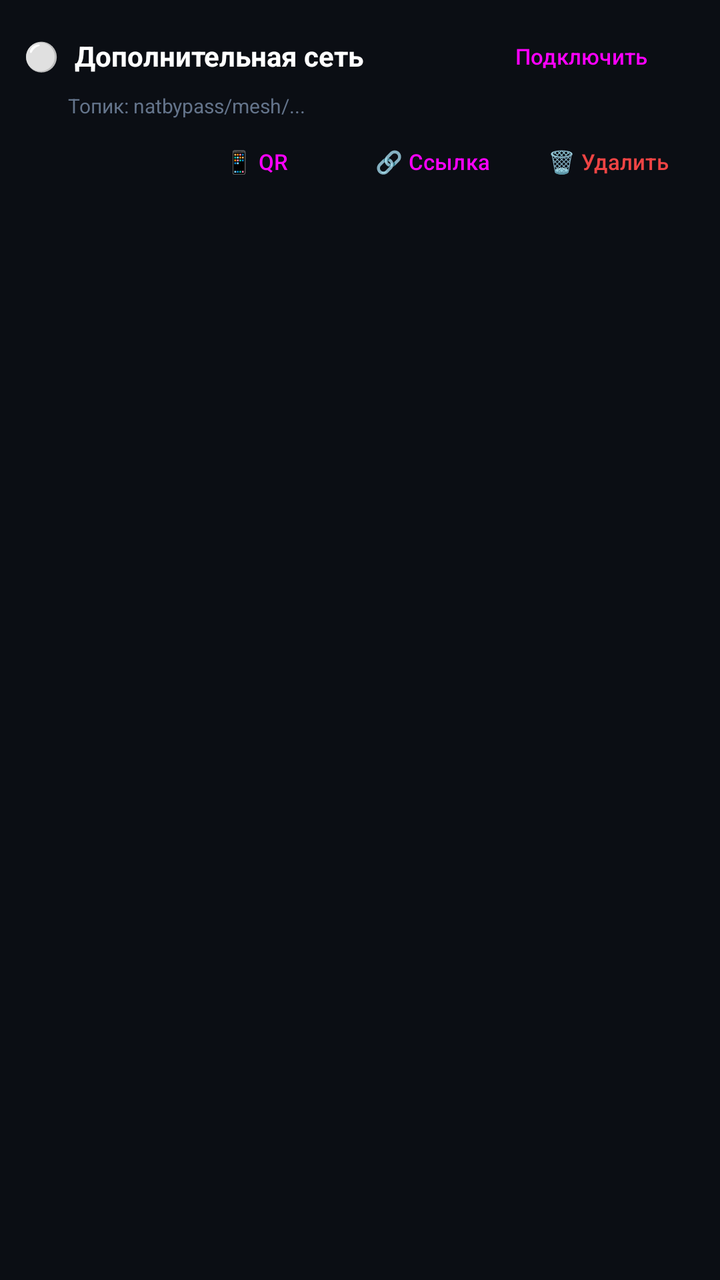
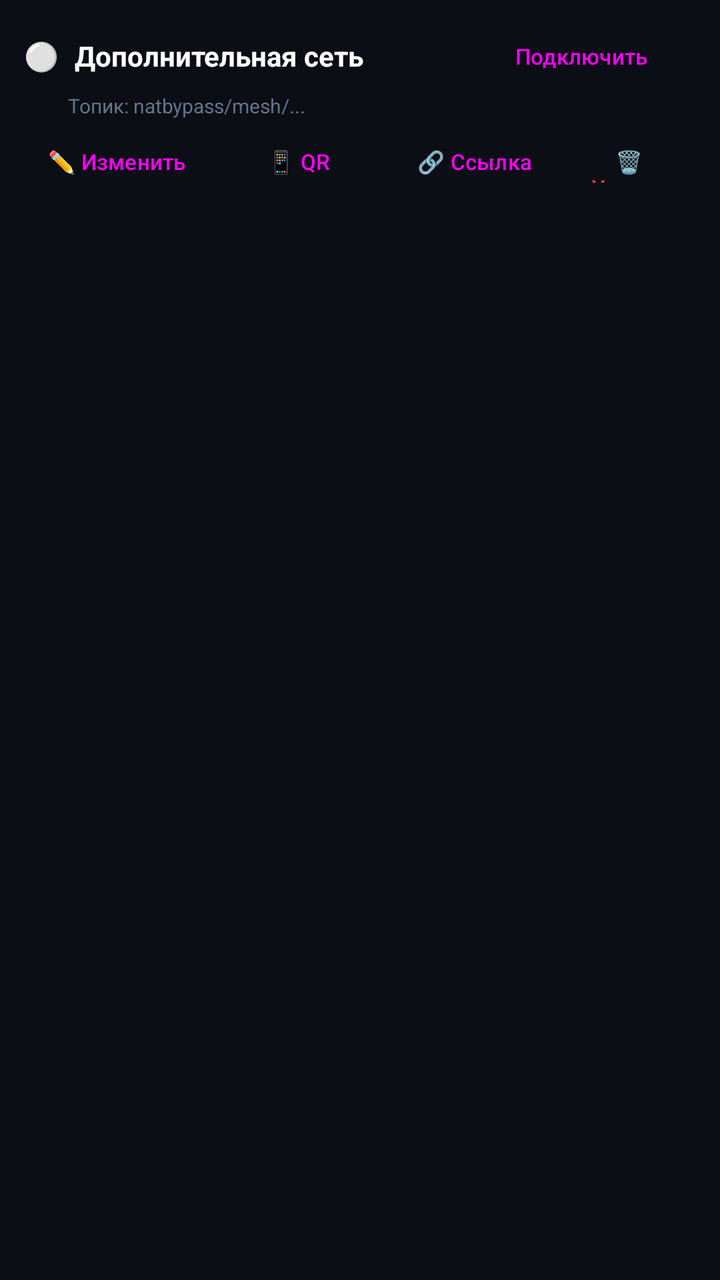

The first picture is an Android layout as it rendered before a commit; the second is the same layout after the commit. The layout source and the unified diff follow.
<!-- AndroidManifest.xml: application theme Theme.NatBypass -->
<!-- res/layout/item_profile.xml -->
<?xml version="1.0" encoding="utf-8"?>
<LinearLayout xmlns:android="http://schemas.android.com/apk/res/android"
    xmlns:app="http://schemas.android.com/apk/res-auto"
    android:layout_width="match_parent"
    android:layout_height="wrap_content"
    android:layout_marginBottom="8dp"
    android:background="@drawable/bg_card_peer"
    android:orientation="vertical"
    android:padding="12dp">

    <LinearLayout
        android:layout_width="match_parent"
        android:layout_height="wrap_content"
        android:gravity="center_vertical"
        android:orientation="horizontal">

        <TextView
            android:id="@+id/tvProfileRadio"
            android:layout_width="wrap_content"
            android:layout_height="wrap_content"
            android:text="⚪"
            android:textSize="14sp" />

        <TextView
            android:id="@+id/tvProfileName"
            android:layout_width="0dp"
            android:layout_height="wrap_content"
            android:layout_marginStart="8dp"
            android:layout_weight="1"
            android:ellipsize="end"
            android:maxLines="1"
            android:text="Дополнительная сеть"
            android:textColor="@color/text_primary"
            android:textSize="14sp"
            android:textStyle="bold" />

        <Button
            android:id="@+id/btnProfileSwitch"
            style="@style/Widget.Material3.Button.TonalButton"
            android:layout_width="wrap_content"
            android:layout_height="32dp"
            android:insetTop="0dp"
            android:insetBottom="0dp"
            android:paddingStart="10dp"
            android:paddingEnd="10dp"
            android:text="Подключить"
            android:textSize="11sp" />
    </LinearLayout>

    <TextView
        android:id="@+id/tvProfileTopic"
        android:layout_width="match_parent"
        android:layout_height="wrap_content"
        android:layout_marginStart="22dp"
        android:layout_marginTop="2dp"
        android:ellipsize="middle"
        android:maxLines="1"
        android:text="Топик: natbypass/mesh/..."
        android:textColor="@color/text_muted"
        android:textSize="10sp" />

    <LinearLayout
        android:layout_width="match_parent"
        android:layout_height="wrap_content"
        android:layout_marginTop="6dp"
        android:gravity="end"
        android:orientation="horizontal">

        <Button
            android:id="@+id/btnProfileQR"
            style="@style/Widget.Material3.Button.TextButton"
            android:layout_width="wrap_content"
            android:layout_height="30dp"
            android:insetTop="0dp"
            android:insetBottom="0dp"
            android:text="📱 QR"
            android:textSize="11sp" />

        <Button
            android:id="@+id/btnProfileShare"
            style="@style/Widget.Material3.Button.TextButton"
            android:layout_width="wrap_content"
            android:layout_height="30dp"
            android:insetTop="0dp"
            android:insetBottom="0dp"
            android:text="🔗 Ссылка"
            android:textSize="11sp" />

        <Button
            android:id="@+id/btnProfileDelete"
            style="@style/Widget.Material3.Button.TextButton"
            android:layout_width="wrap_content"
            android:layout_height="30dp"
            android:insetTop="0dp"
            android:insetBottom="0dp"
            android:text="🗑️ Удалить"
            android:textColor="@color/red_bright"
            android:textSize="11sp" />
    </LinearLayout>
</LinearLayout>
<!-- resources referenced by this layout -->
<resources>
  <color name="red_bright">#EF4444</color>
  <color name="text_muted">#64748B</color>
  <color name="text_primary">#FFFFFF</color>
  <style name="Theme.NatBypass" parent="Theme.Material3.Dark.NoActionBar">
          <item name="android:windowBackground">@color/bg_dark</item>
          <item name="android:statusBarColor">@color/bg_dark</item>
          <item name="android:navigationBarColor">@color/bg_dark</item>
          <item name="colorPrimary">@color/accent_blue</item>
          <item name="colorSecondary">@color/green_online</item>
          <item name="colorSurface">@color/panel_dark</item>
      </style>
  <color name="bg_dark">#0B0E14</color>
  <color name="accent_blue">#3B82F6</color>
  <color name="green_online">#10B981</color>
  <color name="panel_dark">#141923</color>
</resources>

<!-- the commit's change to res/layout/item_profile.xml (unified diff, before → after) -->
@@ -67,6 +67,16 @@
         android:orientation="horizontal">
 
         <Button
+            android:id="@+id/btnProfileEdit"
+            style="@style/Widget.Material3.Button.TextButton"
+            android:layout_width="wrap_content"
+            android:layout_height="30dp"
+            android:insetTop="0dp"
+            android:insetBottom="0dp"
+            android:text="✏️ Изменить"
+            android:textSize="11sp" />
+
+        <Button
             android:id="@+id/btnProfileQR"
             style="@style/Widget.Material3.Button.TextButton"
             android:layout_width="wrap_content"
